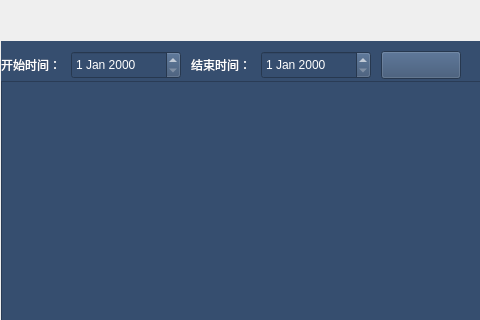
asdlei99/chuangfengdesktop, file ChuangfengDesktop/ShareReportManagerQWidget.ui: the form before one commit; both pictures show x 0 to 480 and y 0 to 320 of the 842 by 628 pixel window.
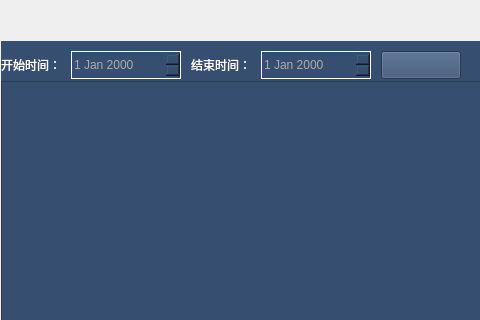
The form after the commit.

```diff
--- a/ChuangfengDesktop/ShareReportManagerQWidget.ui
+++ b/ChuangfengDesktop/ShareReportManagerQWidget.ui
@@ -170,7 +170,10 @@
        </rect>
       </property>
       <property name="styleSheet">
-       <string notr="true">color: rgb(255, 255, 255);</string>
+       <string notr="true">color: rgb(171, 171, 171);
+border-color: rgb(255, 255, 255);
+border-style: solid;
+border-width: 1px;</string>
       </property>
      </widget>
      <widget class="QLabel" name="label_16">
@@ -215,7 +218,10 @@
        </rect>
       </property>
       <property name="styleSheet">
-       <string notr="true">color: rgb(255, 255, 255);</string>
+       <string notr="true">color: rgb(171, 171, 171);
+border-color: rgb(255, 255, 255);
+border-style: solid;
+border-width: 1px;</string>
       </property>
      </widget>
     </widget>
```
